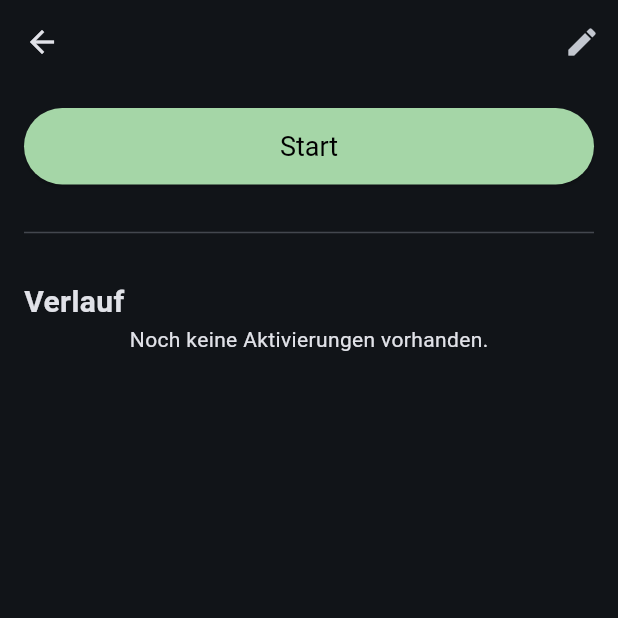
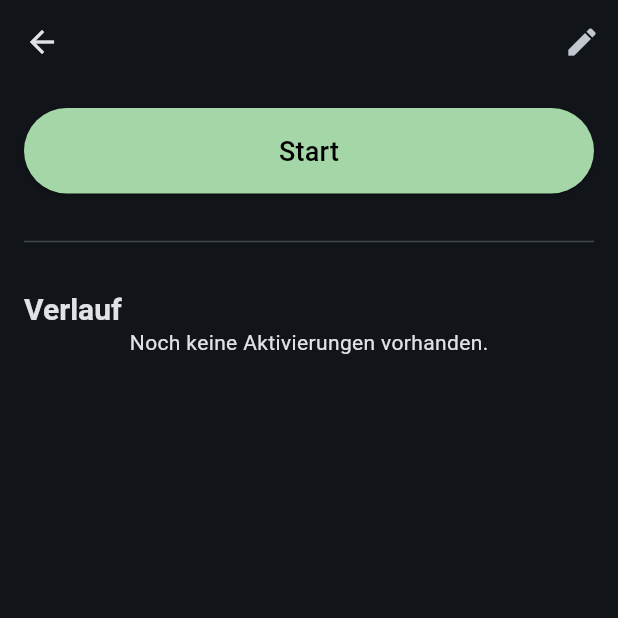
Before and after one commit to Michi90/diabox, a Flutter app: the ConsumableTypeDetailScreen screen opened directly with empty values, on a phone screen of 412 x 824 dp, the top half of it. Run offline on Flutter 3.47's test engine with Material 3 defaults, Android fonts, the phone set to English and light mode, and no system bars; our stand-ins replace file_picker, flutter_local_notifications, sqflite; missing offline and left inert: workmanager; accounts and stored records are empty.

Commit message:
feat: Centralize theme colors and text styles

```diff
--- a/lib/screens/consumable_type_detail_screen.dart
+++ b/lib/screens/consumable_type_detail_screen.dart
@@ -8,6 +8,7 @@ import 'package:diabox/models/active_consumable.dart';
 import 'package:workmanager/workmanager.dart';
 import 'package:flutter/cupertino.dart'; // Import for CupertinoPicker
 import 'package:diabox/utils/formatters.dart'; // Import for formatOffsetDuration
+import 'package:diabox/theme/app_theme.dart';
 
 class ConsumableTypeDetailScreen extends StatefulWidget {
   final ConsumableType consumableType;
@@ -407,7 +408,7 @@ class _ConsumableTypeDetailScreenState
       builder: (BuildContext context) {
         return Container(
           height: 300,
-          color: CupertinoColors.systemBackground.resolveFrom(context),
+          color: Theme.of(context).colorScheme.surface,
           child: Column(
             children: [
               Expanded(
@@ -504,7 +505,7 @@ class _ConsumableTypeDetailScreenState
       builder: (BuildContext context) {
         return Container(
           height: 300,
-          color: CupertinoColors.systemBackground.resolveFrom(context),
+          color: Theme.of(context).colorScheme.surface,
           child: Column(
             children: [
               Expanded(
@@ -633,20 +634,20 @@ class _ConsumableTypeDetailScreenState
 
     if (_currentConsumableType.isFixedLifespan) {
       if (now.isAfter(endDate)) {
-        return Colors.red;
+        return AppTheme.statusRed;
       } else if (endDate.difference(now).inDays <= 2) {
-        return Colors.orange;
+        return AppTheme.statusOrange;
       } else {
-        return Colors.green;
+        return AppTheme.statusGreen;
       }
     } else {
       // Flexible lifespan
       if (now.isAfter(endDate)) {
-        return Colors.red;
+        return AppTheme.statusRed;
       } else if (endDate.difference(now).inDays <= 1) {
-        return Colors.orange;
+        return AppTheme.statusOrange;
       } else {
-        return Colors.green;
+        return AppTheme.statusGreen;
       }
     }
   }
@@ -996,9 +997,9 @@ class _ConsumableTypeDetailScreenState
                     onPressed: _activateNewConsumable,
                     style: ElevatedButton.styleFrom(
                       padding: const EdgeInsets.symmetric(vertical: 15),
-                      textStyle: const TextStyle(fontSize: 18),
-                      backgroundColor: Colors.green.shade200, // Grün für Start
-                      foregroundColor: Colors.black, // Schwarze Schrift für Start
+                      textStyle: Theme.of(context).textTheme.titleMedium,
+                      backgroundColor: AppTheme.statusGreenLight, // Grün für Start
+                      foregroundColor: AppTheme.onStatusColor, // Schwarze Schrift für Start
                     ),
                     child: const Text('Start'),
                   ),
@@ -1010,9 +1011,9 @@ class _ConsumableTypeDetailScreenState
                       onPressed: () => _confirmDeactivation(_activeConsumable!.id!),
                       style: ElevatedButton.styleFrom(
                         padding: const EdgeInsets.symmetric(vertical: 15),
-                        textStyle: const TextStyle(fontSize: 18),
-                        backgroundColor: Colors.red.shade200, // Pastellrot für Stopp
-                        foregroundColor: Colors.black, // Schwarze Schrift für Stopp
+                        textStyle: Theme.of(context).textTheme.titleMedium,
+                        backgroundColor: AppTheme.statusRedLight, // Pastellrot für Stopp
+                        foregroundColor: AppTheme.onStatusColor, // Schwarze Schrift für Stopp
                       ),
                       child: const Text('Stopp'),
                     ),
@@ -1154,9 +1155,9 @@ class _ConsumableTypeDetailScreenState
               const SizedBox(height: 24),
 
             // Activation History Section
-            const Text(
+            Text(
               'Verlauf',
-              style: TextStyle(fontSize: 20, fontWeight: FontWeight.bold),
+              style: Theme.of(context).textTheme.titleLarge,
             ),
             _usedConsumablesOfType.isEmpty
                 ? const Center(
--- /dev/null
+++ b/lib/theme/app_theme.dart
@@ -0,0 +1,30 @@
+import 'package:flutter/material.dart';
+
+class AppTheme {
+  static const Color statusRed = Colors.red;
+  static const Color statusOrange = Colors.orange;
+  static const Color statusGreen = Colors.green;
+  static Color statusGreenLight = Colors.green.shade200;
+  static Color statusRedLight = Colors.red.shade200;
+  static const Color onStatusColor = Colors.black;
+
+  static final ThemeData lightTheme = ThemeData(
+    brightness: Brightness.light,
+    useMaterial3: true,
+    colorSchemeSeed: Colors.blue,
+    textTheme: const TextTheme(
+      titleMedium: TextStyle(fontSize: 18), // For buttons
+      titleLarge: TextStyle(fontSize: 20, fontWeight: FontWeight.bold), // For section titles
+    ),
+  );
+
+  static final ThemeData darkTheme = ThemeData(
+    brightness: Brightness.dark,
+    useMaterial3: true,
+    colorSchemeSeed: Colors.blue,
+    textTheme: const TextTheme(
+      titleMedium: TextStyle(fontSize: 18), // For buttons
+      titleLarge: TextStyle(fontSize: 20, fontWeight: FontWeight.bold), // For section titles
+    ),
+  );
+}
```
Also changed, not shown: lib/main.dart (+3 -10 lines), lib/screens/home_page.dart (+9 -8 lines).
